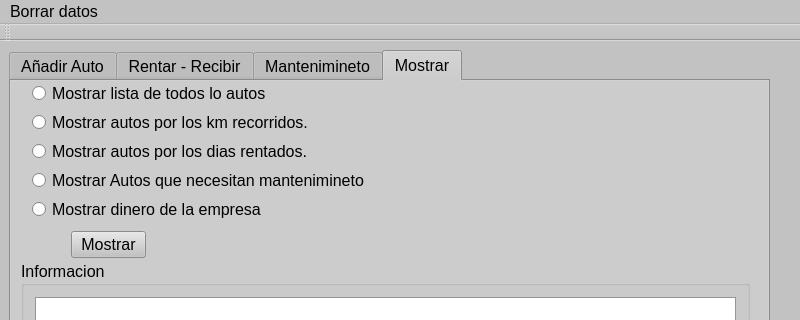
First picture: the form in mainwindow.ui, repository hemslyhd/proyectoRentaAutos, before the edit; both pictures show x 0 to 800 and y 0 to 320 of the 800 by 520 pixel window.
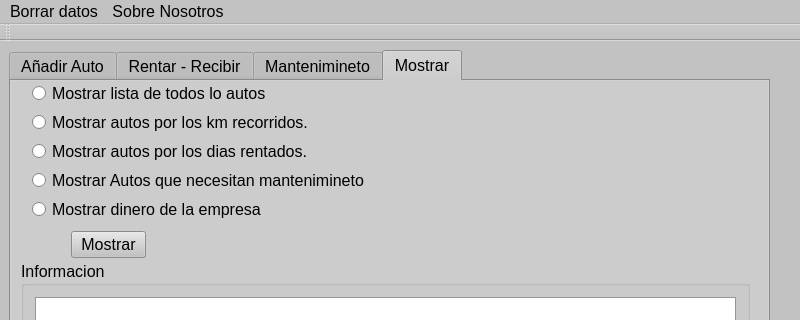
Second picture: the form after the edit. Icons and pictures are not drawn.

The edit to the form file:
```diff
--- a/mainwindow.ui
+++ b/mainwindow.ui
@@ -1677,7 +1677,14 @@
     </property>
     <addaction name="actionBorrar_datos_del_sistema"/>
    </widget>
+   <widget class="QMenu" name="menuSobre_Nosotros">
+    <property name="title">
+     <string>Sobre Nosotros</string>
+    </property>
+    <addaction name="actionQuienes_Somos"/>
+   </widget>
    <addaction name="menuLimpiar_datos"/>
+   <addaction name="menuSobre_Nosotros"/>
   </widget>
   <action name="actionA_adir_un_auto">
    <property name="text">
```
Left out of the diff: 7 changed lines with no effect on the pictures.
